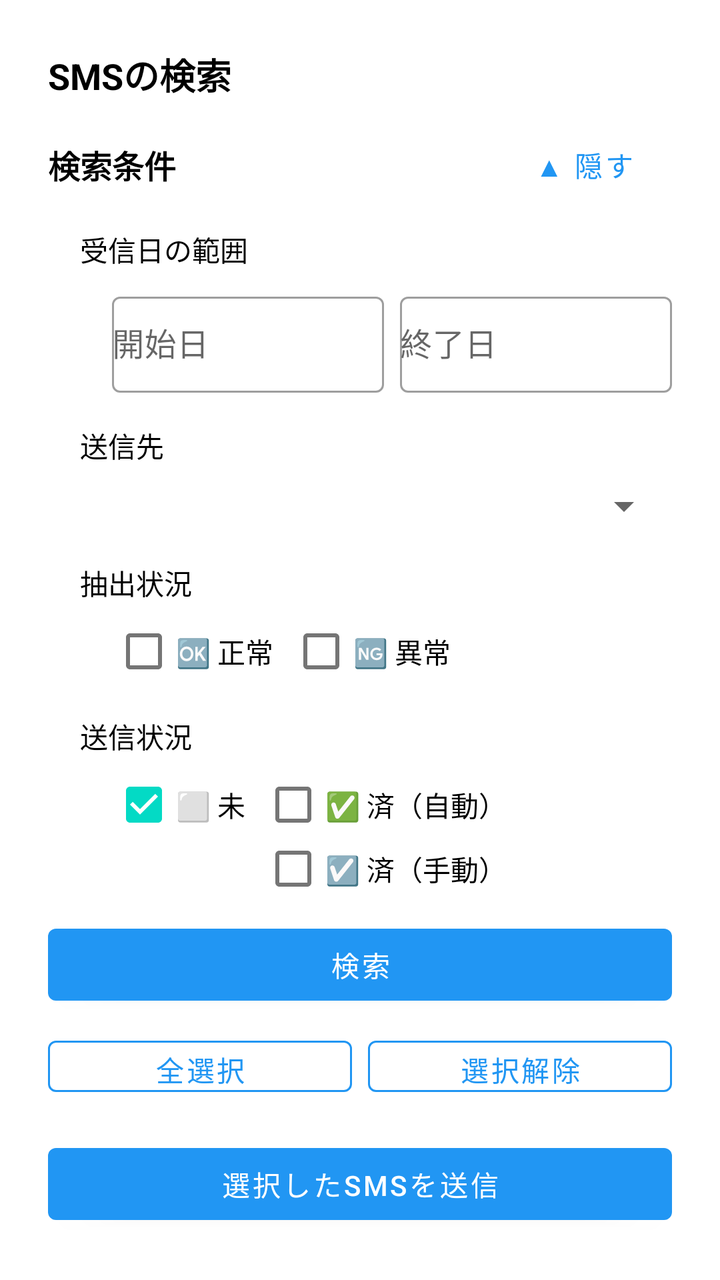
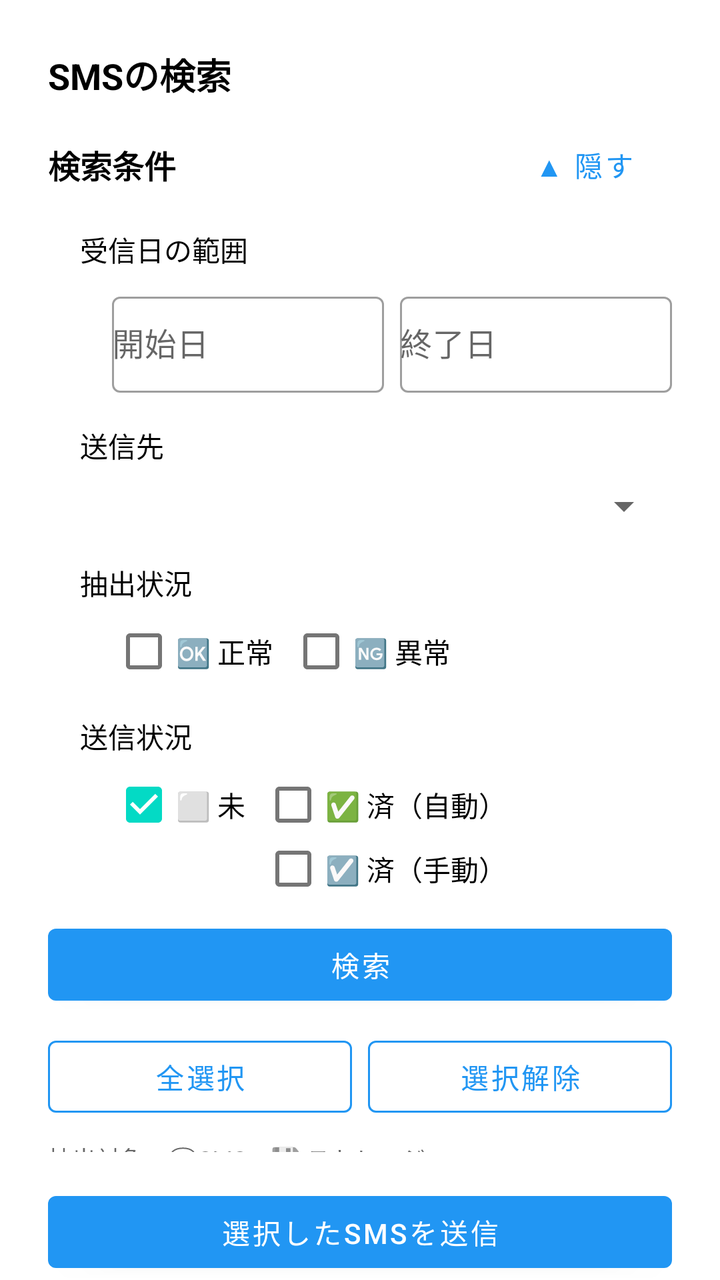

Before-and-after screenshots of an Android layout around one commit, followed by the original layout XML and the change that was made.
<!-- AndroidManifest.xml: application theme Theme.SmsToKintone -->
<!-- res/layout/activity_sms_search.xml -->
<?xml version="1.0" encoding="utf-8"?>
<LinearLayout xmlns:android="http://schemas.android.com/apk/res/android"
    xmlns:app="http://schemas.android.com/apk/res-auto"
    android:layout_width="match_parent"
    android:layout_height="match_parent"
    android:orientation="vertical"
    android:padding="24dp">

    <TextView
        android:layout_width="wrap_content"
        android:layout_height="wrap_content"
        android:layout_marginBottom="8dp"
        android:text="@string/title_sms_search"
        android:textSize="18sp"
        android:textStyle="bold"
        android:textColor="?attr/colorOnSurface" />

    <LinearLayout
        android:id="@+id/layoutPermissionRequired"
        android:layout_width="match_parent"
        android:layout_height="wrap_content"
        android:layout_marginBottom="8dp"
        android:orientation="vertical"
        android:visibility="gone">

        <TextView
            android:layout_width="wrap_content"
            android:layout_height="wrap_content"
            android:layout_marginBottom="8dp"
            android:text="@string/label_sms_search_read_permission_required"
            android:textColor="?attr/colorOnSurface" />
    </LinearLayout>

    <LinearLayout
        android:id="@+id/layoutSearchForm"
        android:layout_width="match_parent"
        android:layout_height="0dp"
        android:layout_weight="1"
        android:orientation="vertical">

        <LinearLayout
            android:layout_width="match_parent"
            android:layout_height="wrap_content"
            android:layout_marginBottom="8dp"
            android:orientation="horizontal"
            android:gravity="center_vertical">

            <TextView
                android:layout_width="0dp"
                android:layout_height="wrap_content"
                android:layout_weight="1"
                android:text="@string/section_sms_search_conditions"
                android:textSize="16sp"
                android:textStyle="bold"
                android:textColor="?attr/colorOnSurface" />

            <com.google.android.material.button.MaterialButton
                android:id="@+id/btnToggleSearchFilters"
                style="@style/Widget.MaterialComponents.Button.TextButton"
                android:layout_width="wrap_content"
                android:layout_height="wrap_content"
                android:text="@string/btn_sms_search_hide_search_filters" />
        </LinearLayout>

        <LinearLayout
            android:id="@+id/llSearchFilters"
            android:layout_width="match_parent"
            android:layout_height="wrap_content"
            android:layout_marginStart="16dp"
            android:orientation="vertical">

            <TextView
                android:layout_width="wrap_content"
                android:layout_height="wrap_content"
                android:layout_marginBottom="8dp"
                android:text="@string/label_sms_search_date_range"
                android:textColor="?attr/colorOnSurface" />

            <LinearLayout
                android:layout_width="match_parent"
                android:layout_height="wrap_content"
                android:layout_marginStart="16dp"
                android:orientation="horizontal">

                <com.google.android.material.textfield.TextInputLayout
                    android:layout_width="0dp"
                    android:layout_height="wrap_content"
                    android:layout_marginEnd="8dp"
                    android:layout_weight="1"
                    android:hint="@string/hint_sms_search_date_from">

                    <com.google.android.material.textfield.TextInputEditText
                        android:id="@+id/etDateFrom"
                        style="@style/AppTextInputEditText"
                        android:layout_width="match_parent"
                        android:layout_height="wrap_content"
                        android:focusable="false"
                        android:inputType="none" />
                </com.google.android.material.textfield.TextInputLayout>

                <com.google.android.material.textfield.TextInputLayout
                    android:layout_width="0dp"
                    android:layout_height="wrap_content"
                    android:layout_weight="1"
                    android:hint="@string/hint_sms_search_date_to">

                    <com.google.android.material.textfield.TextInputEditText
                        android:id="@+id/etDateTo"
                        style="@style/AppTextInputEditText"
                        android:layout_width="match_parent"
                        android:layout_height="wrap_content"
                        android:focusable="false"
                        android:inputType="none" />
                </com.google.android.material.textfield.TextInputLayout>
            </LinearLayout>

            <com.google.android.material.textfield.TextInputLayout
                android:layout_width="match_parent"
                android:layout_height="wrap_content"
                android:layout_marginTop="8dp"
                android:hint="@string/hint_sms_search_body_filter"
                android:visibility="gone">

                <com.google.android.material.textfield.TextInputEditText
                    android:id="@+id/etBodyFilter"
                    style="@style/AppTextInputEditText"
                    android:layout_width="match_parent"
                    android:layout_height="wrap_content"
                    android:inputType="text" />
            </com.google.android.material.textfield.TextInputLayout>

            <TextView
                android:id="@+id/tvSendTargetFilterLabel"
                android:layout_width="wrap_content"
                android:layout_height="wrap_content"
                android:layout_marginTop="16dp"
                android:layout_marginBottom="8dp"
                android:text="@string/label_sms_search_send_target_filter"
                android:textColor="?attr/colorOnSurface" />

            <LinearLayout
                android:id="@+id/llSendTargetFilter"
                android:layout_width="match_parent"
                android:layout_height="wrap_content"
                android:layout_marginStart="16dp"
                android:orientation="vertical">

                <Spinner
                    android:id="@+id/spSendTargetFilter"
                    style="@style/AppSpinner"
                    android:layout_width="match_parent"
                    android:layout_height="wrap_content" />
            </LinearLayout>

            <TextView
                android:layout_width="wrap_content"
                android:layout_height="wrap_content"
                android:layout_marginTop="16dp"
                android:layout_marginBottom="8dp"
                android:text="@string/label_sms_search_extraction_status_filter"
                android:textColor="?attr/colorOnSurface" />

            <LinearLayout
                android:layout_width="match_parent"
                android:layout_height="wrap_content"
                android:layout_marginStart="16dp"
                android:orientation="horizontal"
                android:gravity="center_vertical">

                <CheckBox
                    android:id="@+id/cbSmsSearchExtractionSucceededOnly"
                    style="@style/AppCheckBox"
                    android:layout_width="wrap_content"
                    android:layout_height="wrap_content"
                    android:layout_marginEnd="8dp"
                    android:minHeight="0dp"
                    android:checked="false"
                    android:text="@string/cb_sms_search_extraction_succeeded_only" />

                <CheckBox
                    android:id="@+id/cbSmsSearchExtractionFailedOnly"
                    style="@style/AppCheckBox"
                    android:layout_width="wrap_content"
                    android:layout_height="wrap_content"
                    android:layout_marginEnd="8dp"
                    android:minHeight="0dp"
                    android:checked="false"
                    android:text="@string/cb_sms_search_extraction_failed_only" />
            </LinearLayout>

            <TextView
                android:layout_width="wrap_content"
                android:layout_height="wrap_content"
                android:layout_marginTop="16dp"
                android:layout_marginBottom="8dp"
                android:text="@string/label_sms_search_send_status_filter"
                android:textColor="?attr/colorOnSurface" />

            <LinearLayout
                android:layout_width="match_parent"
                android:layout_height="wrap_content"
                android:layout_marginStart="16dp"
                android:orientation="horizontal">

                <CheckBox
                    android:id="@+id/cbSmsSearchSendNoneOnly"
                    style="@style/AppCheckBox"
                    android:layout_width="wrap_content"
                    android:layout_height="wrap_content"
                    android:layout_marginEnd="8dp"
                    android:minHeight="0dp"
                    android:checked="true"
                    android:text="@string/cb_sms_search_send_none_only" />

                <LinearLayout
                    android:layout_width="wrap_content"
                    android:layout_height="wrap_content"
                    android:orientation="vertical">

                    <CheckBox
                        android:id="@+id/cbSmsSearchSentAutoOnly"
                        style="@style/AppCheckBox"
                        android:layout_width="wrap_content"
                        android:layout_height="wrap_content"
                        android:minHeight="0dp"
                        android:checked="false"
                        android:text="@string/cb_sms_search_sent_auto_only" />

                    <CheckBox
                        android:id="@+id/cbSmsSearchSentManualOnly"
                        style="@style/AppCheckBox"
                        android:layout_width="wrap_content"
                        android:layout_height="wrap_content"
                        android:minHeight="0dp"
                        android:checked="false"
                        android:text="@string/cb_sms_search_sent_manual_only" />
                </LinearLayout>
            </LinearLayout>
        </LinearLayout>

        <com.google.android.material.button.MaterialButton
            android:id="@+id/btnSearchSms"
            style="@style/AppButton.FilledButton"
            android:layout_width="match_parent"
            android:layout_height="wrap_content"
            android:layout_marginTop="8dp"
            android:text="@string/btn_search" />

        <LinearLayout
            android:layout_width="match_parent"
            android:layout_height="wrap_content"
            android:layout_marginTop="8dp"
            android:orientation="horizontal">

            <com.google.android.material.button.MaterialButton
                android:id="@+id/btnSelectAll"
                style="@style/AppButton.OutlinedButton"
                android:layout_width="0dp"
                android:layout_height="wrap_content"
                android:layout_marginEnd="8dp"
                android:layout_weight="1"
                android:text="@string/btn_select_all" />

            <com.google.android.material.button.MaterialButton
                android:id="@+id/btnDeselectAll"
                style="@style/AppButton.OutlinedButton"
                android:layout_width="0dp"
                android:layout_height="wrap_content"
                android:layout_weight="1"
                android:text="@string/btn_deselect_all" />
        </LinearLayout>

        <TextView
            android:layout_width="wrap_content"
            android:layout_height="wrap_content"
            android:layout_marginTop="8dp"
            android:text="@string/helper_sms_search_status_legend"
            android:textSize="12sp"
            android:textColor="?android:attr/textColorSecondary" />

        <TextView
            android:id="@+id/tvSmsListEmpty"
            android:layout_width="wrap_content"
            android:layout_height="wrap_content"
            android:layout_marginTop="16dp"
            android:text="@string/message_sms_search_empty"
            android:textColor="?attr/colorOnSurface"
            android:visibility="gone" />

        <androidx.swiperefreshlayout.widget.SwipeRefreshLayout
            android:id="@+id/swipeRefreshSmsList"
            android:layout_width="match_parent"
            android:layout_height="0dp"
            android:layout_marginTop="8dp"
            android:layout_weight="1">

            <ScrollView
                android:id="@+id/svSmsList"
                android:layout_width="match_parent"
                android:layout_height="match_parent">

                <LinearLayout
                    android:id="@+id/llSmsListContainer"
                    android:layout_width="match_parent"
                    android:layout_height="wrap_content"
                    android:orientation="vertical" />
            </ScrollView>
        </androidx.swiperefreshlayout.widget.SwipeRefreshLayout>

    </LinearLayout>

    <com.google.android.material.button.MaterialButton
        android:id="@+id/btnSendSelected"
        style="@style/AppButton.FilledButton"
        android:layout_width="match_parent"
        android:layout_height="wrap_content"
        android:layout_marginTop="16dp"
        android:text="@string/btn_sms_search_send_selected" />

</LinearLayout>
<!-- resources referenced by this layout -->
<resources>
  <string name="btn_deselect_all">選択解除</string>
  <string name="btn_search">検索</string>
  <string name="btn_select_all">全選択</string>
  <string name="btn_sms_search_hide_search_filters">▲ 隠す</string>
  <string name="btn_sms_search_send_selected">選択したSMSを送信</string>
  <string name="cb_sms_search_extraction_failed_only">🆖 異常</string>
  <string name="cb_sms_search_extraction_succeeded_only">🆗 正常</string>
  <string name="cb_sms_search_send_none_only">⬜ 未</string>
  <string name="cb_sms_search_sent_auto_only">✅ 済（自動）</string>
  <string name="cb_sms_search_sent_manual_only">☑️ 済（手動）</string>
  <string name="helper_sms_search_status_legend">"抽出対象：💬SMS・♻️ 引継ぎ\n抽出状況：🆗 正常 ・ 🆖 異常\n送信状況：⬜ 未 ・ ✅ 済（自動） ・ ☑️ 済（手動）\n返信状況：📨 済（自動）\n送信先：🈶 あり ・ 🈚 なし"</string>
  <string name="hint_sms_search_body_filter">本文に含む文字列</string>
  <string name="hint_sms_search_date_from">開始日</string>
  <string name="hint_sms_search_date_to">終了日</string>
  <string name="label_sms_search_date_range">受信日の範囲</string>
  <string name="label_sms_search_extraction_status_filter">抽出状況</string>
  <string name="label_sms_search_read_permission_required">アプリ設定画面の「端末の許可」の「SMSの読み取り」を許可してください</string>
  <string name="label_sms_search_send_status_filter">送信状況</string>
  <string name="label_sms_search_send_target_filter">送信先</string>
  <string name="message_sms_search_empty">該当するSMSがありません</string>
  <string name="section_sms_search_conditions">検索条件</string>
  <string name="title_sms_search">SMSの検索</string>
  <style name="AppButton.FilledButton" parent="Widget.MaterialComponents.Button">
          <item name="android:disabledAlpha">0.5</item>
      </style>
  <style name="AppButton.OutlinedButton" parent="Widget.MaterialComponents.Button.OutlinedButton">
          <item name="strokeColor">@color/button_stroke_color</item>
          <item name="android:disabledAlpha">0.5</item>
      </style>
  <style name="AppCheckBox">
          <item name="android:minHeight">0dp</item>
          <item name="android:padding">0dp</item>
          <item name="android:paddingTop">8dp</item>
          <item name="android:paddingBottom">8dp</item>
      </style>
  <style name="AppSpinner">
          <item name="android:padding">0dp</item>
          <item name="android:paddingTop">8dp</item>
          <item name="android:paddingBottom">8dp</item>
      </style>
  <style name="AppTextInputEditText">
          <item name="android:minHeight">48dp</item>
          <item name="android:padding">0dp</item>
          <item name="android:paddingTop">8dp</item>
          <item name="android:paddingBottom">8dp</item>
      </style>
  <style name="Theme.SmsToKintone" parent="Theme.MaterialComponents.DayNight.NoActionBar">
          <item name="colorPrimary">@color/blue_500</item>
          <item name="colorPrimaryVariant">@color/blue_700</item>
          <item name="colorPrimaryDark">@color/blue_700</item>
          <item name="colorOnPrimary">@color/white</item>
          <item name="colorSecondary">@color/teal_200</item>
          <item name="colorSecondaryVariant">@color/teal_700</item>
          <item name="colorOnSecondary">@color/black</item>
          <item name="textInputStyle">@style/Widget.MaterialComponents.TextInputLayout.OutlinedBox</item>
      </style>
  <color name="blue_500">#2196F3</color>
  <color name="blue_700">#1976D2</color>
  <color name="white">#FFFFFFFF</color>
  <color name="teal_200">#03DAC5</color>
  <color name="teal_700">#018786</color>
  <color name="black">#FF000000</color>
</resources>

<!-- the commit's change to res/layout/activity_sms_search.xml (unified diff, before → after) -->
@@ -4,7 +4,9 @@
     android:layout_width="match_parent"
     android:layout_height="match_parent"
     android:orientation="vertical"
-    android:padding="24dp">
+    android:paddingStart="24dp"
+    android:paddingTop="24dp"
+    android:paddingEnd="24dp">
 
     <TextView
         android:layout_width="wrap_content"
<!-- resource entries referenced after the edit -->
@@ -10,7 +10,7 @@
   <string name="cb_sms_search_send_none_only">⬜ 未</string>
   <string name="cb_sms_search_sent_auto_only">✅ 済（自動）</string>
   <string name="cb_sms_search_sent_manual_only">☑️ 済（手動）</string>
-  <string name="helper_sms_search_status_legend">"抽出対象：💬SMS・♻️ 引継ぎ\n抽出状況：🆗 正常 ・ 🆖 異常\n送信状況：⬜ 未 ・ ✅ 済（自動） ・ ☑️ 済（手動）\n返信状況：📨 済（自動）\n送信先：🈶 あり ・ 🈚 なし"</string>
+  <string name="helper_sms_search_status_legend">"抽出対象：💬SMS・💾 ストレージ\n抽出状況：🆗 正常 ・ 🆖 異常\n送信状況：⬜ 未 ・ ✅ 済（自動） ・ ☑️ 済（手動）\n返信状況：📨 済（自動）\n送信先：🈶 あり ・ 🈚 なし"</string>
   <string name="hint_sms_search_body_filter">本文に含む文字列</string>
   <string name="hint_sms_search_date_from">開始日</string>
   <string name="hint_sms_search_date_to">終了日</string>
